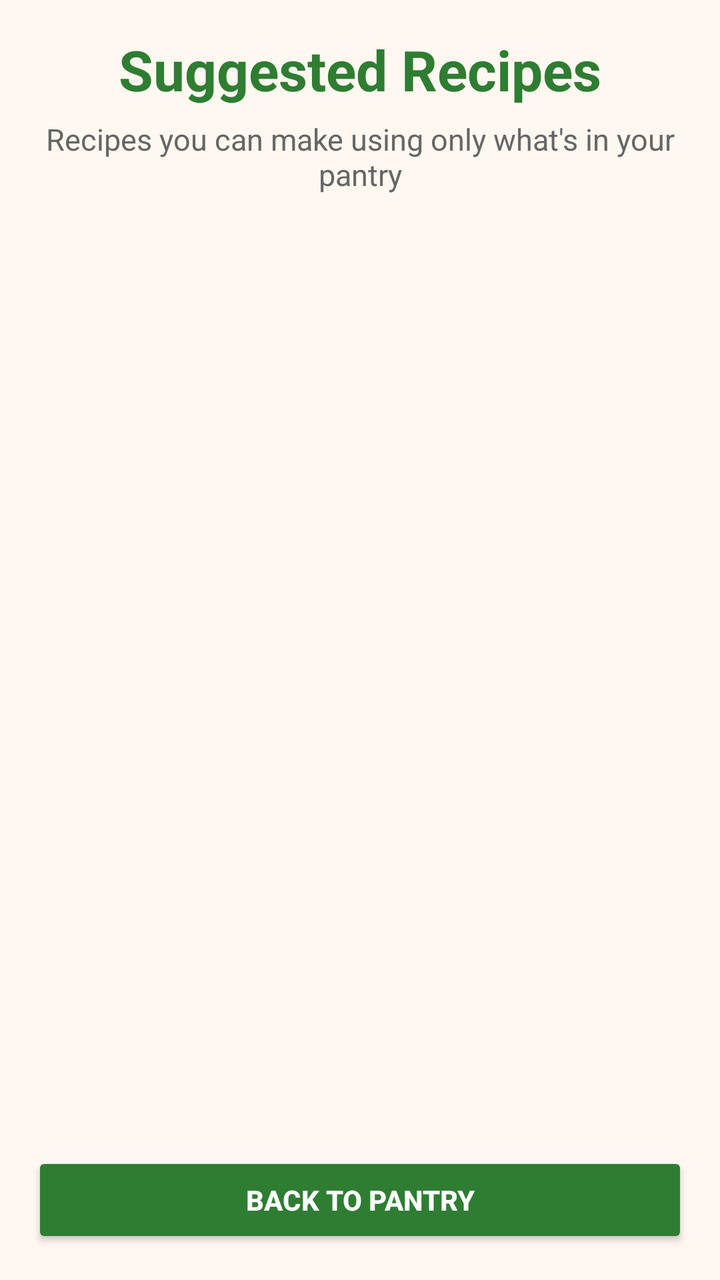
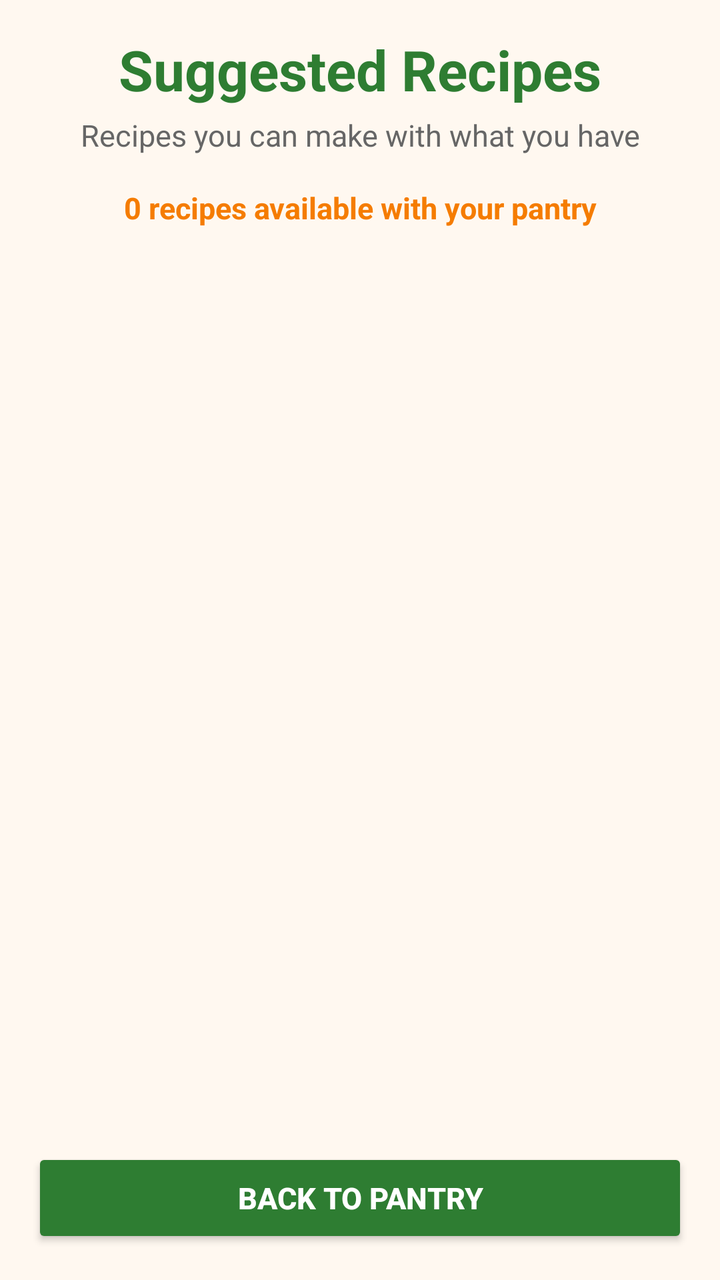

Two renders of the same Android screen: before a commit and after it. Below are the layout's source before the change and the commit's diff.
<!-- AndroidManifest.xml: application theme Theme.SmartPantryManager -->
<!-- res/layout/activity_suggested_recipes.xml -->
<?xml version="1.0" encoding="utf-8"?>
<LinearLayout xmlns:android="http://schemas.android.com/apk/res/android"
    android:layout_width="match_parent"
    android:layout_height="match_parent"
    android:orientation="vertical"
    android:background="#FFF8F0"
    android:padding="16dp">

    

    <TextView
        android:layout_width="match_parent"
        android:layout_height="wrap_content"
        android:text="Suggested Recipes"
        android:textSize="28sp"
        android:textStyle="bold"
        android:textColor="#2E7D32"
        android:gravity="center"
        android:layout_marginBottom="6dp" />

    

    <TextView
        android:layout_width="match_parent"
        android:layout_height="wrap_content"
        android:text="Recipes you can make using only what's in your pantry"
        android:textSize="15sp"
        android:textColor="#666666"
        android:gravity="center"
        android:layout_marginBottom="16dp" />

    

    <androidx.recyclerview.widget.RecyclerView
        android:id="@+id/recyclerRecipes"
        android:layout_width="match_parent"
        android:layout_height="0dp"
        android:layout_weight="1"
        android:clipToPadding="false"
        android:paddingBottom="12dp"
        android:scrollbars="vertical"
        android:overScrollMode="always" />

    

    <TextView
        android:id="@+id/tvNoRecipes"
        android:layout_width="match_parent"
        android:layout_height="wrap_content"
        android:text="No recipes match your pantry yet.\nAdd more ingredients to discover recipes!"
        android:textSize="16sp"
        android:textColor="#666666"
        android:gravity="center"
        android:padding="24dp"
        android:visibility="gone" />

    

    <Button
        android:id="@+id/btnBack"
        android:layout_width="match_parent"
        android:layout_height="wrap_content"
        android:text="BACK TO PANTRY"
        android:textStyle="bold"
        android:textColor="#FFFFFF"
        android:backgroundTint="#2E7D32"
        android:minHeight="48dp" />

</LinearLayout>
<!-- resources referenced by this layout -->
<resources>
  <style name="Theme.SmartPantryManager" parent="Base.Theme.SmartPantryManager" />
  <style name="Base.Theme.SmartPantryManager" parent="Theme.Material3.DayNight.NoActionBar">
          
          
      </style>
</resources>

<!-- the commit's change to res/layout/activity_suggested_recipes.xml (unified diff, before → after) -->
@@ -6,9 +6,8 @@
     android:background="#FFF8F0"
     android:padding="16dp">
 
-    
-
     <TextView
+        android:id="@+id/tvTitle"
         android:layout_width="match_parent"
         android:layout_height="wrap_content"
         android:text="Suggested Recipes"
@@ -16,20 +15,40 @@
         android:textStyle="bold"
         android:textColor="#2E7D32"
         android:gravity="center"
-        android:layout_marginBottom="6dp" />
-
-    
+        android:layout_marginBottom="4dp" />
 
     <TextView
+        android:id="@+id/tvSubtitle"
         android:layout_width="match_parent"
         android:layout_height="wrap_content"
-        android:text="Recipes you can make using only what's in your pantry"
+        android:text="Recipes you can make with what you have"
         android:textSize="15sp"
         android:textColor="#666666"
         android:gravity="center"
-        android:layout_marginBottom="16dp" />
+        android:layout_marginBottom="8dp" />
 
-    
+    <TextView
+        android:id="@+id/tvRecipeCount"
+        android:layout_width="match_parent"
+        android:layout_height="wrap_content"
+        android:text="0 recipes available with your pantry"
+        android:textSize="15sp"
+        android:textStyle="bold"
+        android:textColor="#F57C00"
+        android:gravity="center"
+        android:padding="8dp"
+        android:layout_marginBottom="8dp" />
+
+    <TextView
+        android:id="@+id/tvNoRecipes"
+        android:layout_width="match_parent"
+        android:layout_height="wrap_content"
+        android:text="No recipes can be made with your current pantry."
+        android:textSize="16sp"
+        android:textColor="#666666"
+        android:gravity="center"
+        android:padding="24dp"
+        android:visibility="gone" />
 
     <androidx.recyclerview.widget.RecyclerView
         android:id="@+id/recyclerRecipes"
@@ -37,33 +56,19 @@
         android:layout_height="0dp"
         android:layout_weight="1"
         android:clipToPadding="false"
-        android:paddingBottom="12dp"
-        android:scrollbars="vertical"
-        android:overScrollMode="always" />
-
-    
-
-    <TextView
-        android:id="@+id/tvNoRecipes"
-        android:layout_width="match_parent"
-        android:layout_height="wrap_content"
-        android:text="No recipes match your pantry yet.\nAdd more ingredients to discover recipes!"
-        android:textSize="16sp"
-        android:textColor="#666666"
-        android:gravity="center"
-        android:padding="24dp"
-        android:visibility="gone" />
-
-    
+        android:paddingTop="4dp"
+        android:paddingBottom="8dp" />
 
     <Button
         android:id="@+id/btnBack"
         android:layout_width="match_parent"
         android:layout_height="wrap_content"
         android:text="BACK TO PANTRY"
+        android:textSize="15sp"
         android:textStyle="bold"
         android:textColor="#FFFFFF"
         android:backgroundTint="#2E7D32"
-        android:minHeight="48dp" />
+        android:minHeight="50dp"
+        android:layout_marginTop="8dp" />
 
 </LinearLayout>
